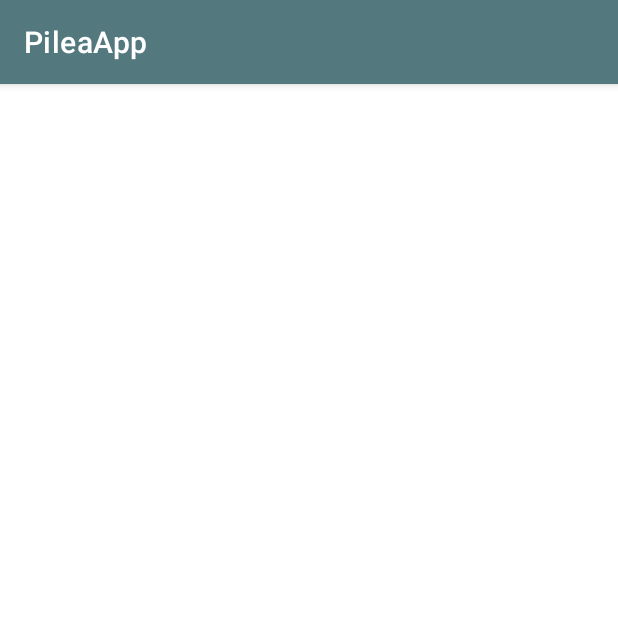
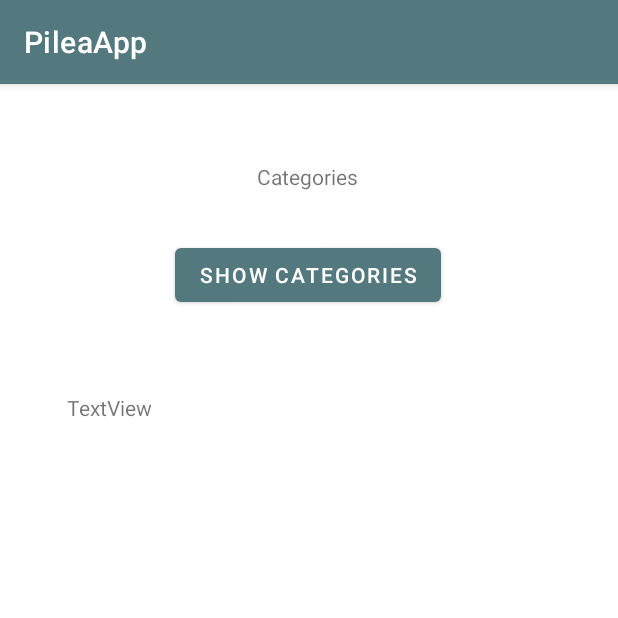
Before and after one commit to mevljas/PileaApp, an Android app: the CategoriesActivity screen opened directly, with no data from a screen before it, on a phone screen of 412 x 824 dp, the top half of it. Run offline under Robolectric (Android 15) with nearby library versions, the phone set to English and light mode, and no system bars; our stand-ins replace Volley.

Commit message:
Copied category functions from main to category.

```diff
--- a/app/src/main/AndroidManifest.xml
+++ b/app/src/main/AndroidManifest.xml
@@ -11,9 +11,9 @@
         android:roundIcon="@mipmap/ic_launcher_round"
         android:supportsRtl="true"
         android:theme="@style/Theme.PileaApp">
-        <activity android:name=".FriendsActivity"></activity>
+        <activity android:name=".CategoriesActivity"></activity>
+        <activity android:name=".FriendsActivity" />
         <activity android:name=".LocationsActivity" />
-        <activity android:name=".CategoriesActivity" />
         <activity android:name=".PlantsActivity" />
         <activity android:name=".AddCategoryActivity" />
         <activity android:name=".MainActivity">
--- a/app/src/main/java/com/example/pileaapp/CategoriesActivity.java
+++ b/app/src/main/java/com/example/pileaapp/CategoriesActivity.java
@@ -3,12 +3,78 @@ package com.example.pileaapp;
 import androidx.appcompat.app.AppCompatActivity;
 
 import android.os.Bundle;
+import android.util.Log;
+import android.view.View;
+import android.widget.TextView;
+
+import com.android.volley.RequestQueue;
+import com.android.volley.Response;
+import com.android.volley.VolleyError;
+import com.android.volley.toolbox.JsonArrayRequest;
+import com.android.volley.toolbox.Volley;
+
+import org.json.JSONArray;
+import org.json.JSONException;
+import org.json.JSONObject;
+
+import java.util.ArrayList;
 
 public class CategoriesActivity extends AppCompatActivity {
+
+    private RequestQueue requestQueue;
+    private TextView categories;
+    private String url = "https://pilea-web-dev.azurewebsites.net/api/v1/Category";
 
     @Override
     protected void onCreate(Bundle savedInstanceState) {
         super.onCreate(savedInstanceState);
         setContentView(R.layout.activity_categories);
+        requestQueue = Volley.newRequestQueue(getApplicationContext());
+        categories = (TextView) findViewById(R.id.textView_categories);
     }
+
+    public void showCategories(View view){
+        if (view != null){
+            JsonArrayRequest request = new JsonArrayRequest(url, jsonArrayListener, errorListener);
+            requestQueue.add(request);
+        }
+    }
+
+
+    private Response.Listener<JSONArray> jsonArrayListener = new Response.Listener<JSONArray>() {
+        @Override
+        public void onResponse(JSONArray response) {
+            ArrayList<String> data = new ArrayList<>();
+
+            for (int i = 0; i < response.length(); i++){
+                try {
+                    JSONObject object = response.getJSONObject(i);
+                    String name = object.getString("plantCategory");
+
+                    data.add(name);
+                } catch (JSONException e) {
+                    e.printStackTrace();
+                    return;
+                }
+            }
+
+
+            categories.setText("");
+
+
+            for (String row: data) {
+                String currentText = categories.getText().toString();
+                categories.setText(currentText + "\n\n" + row);
+            }
+        }
+    };
+
+
+    private Response.ErrorListener errorListener = new Response.ErrorListener() {
+        @Override
+        public void onErrorResponse(VolleyError error) {
+            Log.d("REST error", error.getMessage());
+        }
+    };
+
 }
--- a/app/src/main/res/layout/activity_categories.xml
+++ b/app/src/main/res/layout/activity_categories.xml
@@ -6,4 +6,37 @@
     android:layout_height="match_parent"
     tools:context=".CategoriesActivity">
 
+    <TextView
+        android:id="@+id/CategoriesTitle"
+        android:layout_width="wrap_content"
+        android:layout_height="wrap_content"
+        android:layout_marginTop="52dp"
+        android:text="@string/catagories_activity_name"
+        app:layout_constraintEnd_toEndOf="parent"
+        app:layout_constraintHorizontal_bias="0.498"
+        app:layout_constraintStart_toStartOf="parent"
+        app:layout_constraintTop_toTopOf="parent" />
+
+    <TextView
+        android:id="@+id/textView_categories"
+        android:layout_width="323dp"
+        android:layout_height="562dp"
+        android:text="TextView"
+        app:layout_constraintBottom_toBottomOf="parent"
+        app:layout_constraintEnd_toEndOf="parent"
+        app:layout_constraintStart_toStartOf="parent" />
+
+    <Button
+        android:id="@+id/btn_showCategories"
+        android:layout_width="wrap_content"
+        android:layout_height="wrap_content"
+        android:layout_marginTop="32dp"
+        android:onClick="showCategories"
+        android:text="Show categories"
+        app:layout_constraintBottom_toBottomOf="parent"
+        app:layout_constraintEnd_toEndOf="parent"
+        app:layout_constraintHorizontal_bias="0.497"
+        app:layout_constraintStart_toStartOf="parent"
+        app:layout_constraintTop_toBottomOf="@+id/CategoriesTitle"
+        app:layout_constraintVertical_bias="0.0" />
 </androidx.constraintlayout.widget.ConstraintLayout>
--- a/app/src/main/res/values/strings.xml
+++ b/app/src/main/res/values/strings.xml
@@ -8,5 +8,4 @@
     <string name="locations_activity_name">Locations</string>
 
 
-
 </resources>
```
Also changed, not shown: app/src/main/java/com/example/pileaapp/MainActivity.java (+7 -7 lines), app/src/main/res/layout/activity_main.xml (+10 -0 lines).
